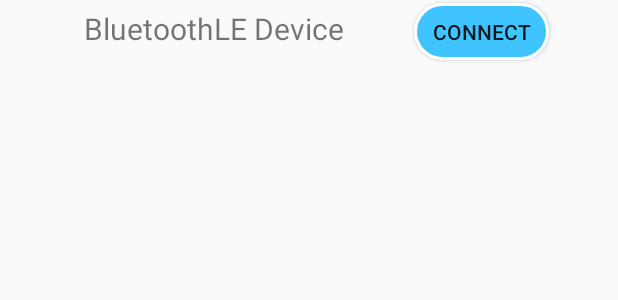
After one commit to ThaiThanh0703/FinalProject_NT131, an Android app: the layout item_ble_device.xml on its own in the app's theme, with its tools: preview values and no code run, on a phone screen of 412 x 824 dp. The commit adds this screen. Shown: the top 300 px of the screen. Run offline under Robolectric (Android 15) with nearby library versions, the phone set to English and light mode, and no system bars.

Commit message:
layout for findDeviceScreen

```diff
--- /dev/null
+++ b/GPSTracker/app/src/main/res/layout/item_ble_device.xml
@@ -0,0 +1,45 @@
+<?xml version="1.0" encoding="utf-8"?>
+<androidx.constraintlayout.widget.ConstraintLayout xmlns:android="http://schemas.android.com/apk/res/android"
+    xmlns:app="http://schemas.android.com/apk/res-auto"
+    xmlns:tools="http://schemas.android.com/tools"
+    android:id="@+id/item_nameDevice_cl"
+    android:layout_width="match_parent"
+    android:layout_height="match_parent"
+   >
+
+    <TextView
+        android:id="@+id/item_bleDevice_name"
+        android:layout_width="wrap_content"
+        android:layout_height="wrap_content"
+        android:textSize="@dimen/sizetext_bleDevice_deviceName"
+        android:text="BluetoothLE Device"
+        android:gravity="left|center"
+        android:paddingLeft="10dp"
+        android:layout_marginTop="@dimen/marginTop_bleDevice"
+        app:layout_constraintTop_toTopOf="parent"
+        app:layout_constraintLeft_toLeftOf="parent"
+        app:layout_constraintRight_toLeftOf="@id/bthConnectBLEDevice"
+        />
+
+    <Button
+        android:id="@+id/bthConnectBLEDevice"
+        android:layout_width="90dp"
+        android:layout_height="38dp"
+        android:layout_marginTop="28dp"
+        android:background="@drawable/rounded_button"
+        android:text="Connect"
+
+        app:layout_constraintLeft_toRightOf="@id/item_bleDevice_name"
+        app:layout_constraintRight_toRightOf="parent"
+        app:layout_constraintBaseline_toBaselineOf="@id/item_bleDevice_name"
+        />
+   <!-- <TextView
+        android:id="@+id/tvSplit3"
+        android:layout_width="match_parent"
+        android:layout_height="1dp"
+        tools:layout_editor_absoluteX="1dp"
+        tools:layout_editor_absoluteY="273dp"
+        android:background="@color/light_blue_A200"
+        android:layout_marginTop="@dimen/marginTop_bleDevice"
+        app:layout_constraintTop_toBottomOf="@id/bthConnectBLEDevice"/>-->
+</androidx.constraintlayout.widget.ConstraintLayout>
--- a/GPSTracker/app/src/main/res/values/dimen.xml
+++ b/GPSTracker/app/src/main/res/values/dimen.xml
@@ -2,4 +2,6 @@
 <resources>
     <dimen name="title_firstscreen">26dp</dimen>
     <dimen name="bl_disabled_firstscreen">23dp</dimen>
+    <dimen name="sizetext_bleDevice_deviceName">20dp</dimen>
+    <dimen name="marginTop_bleDevice">5dp</dimen>
 </resources>
```
